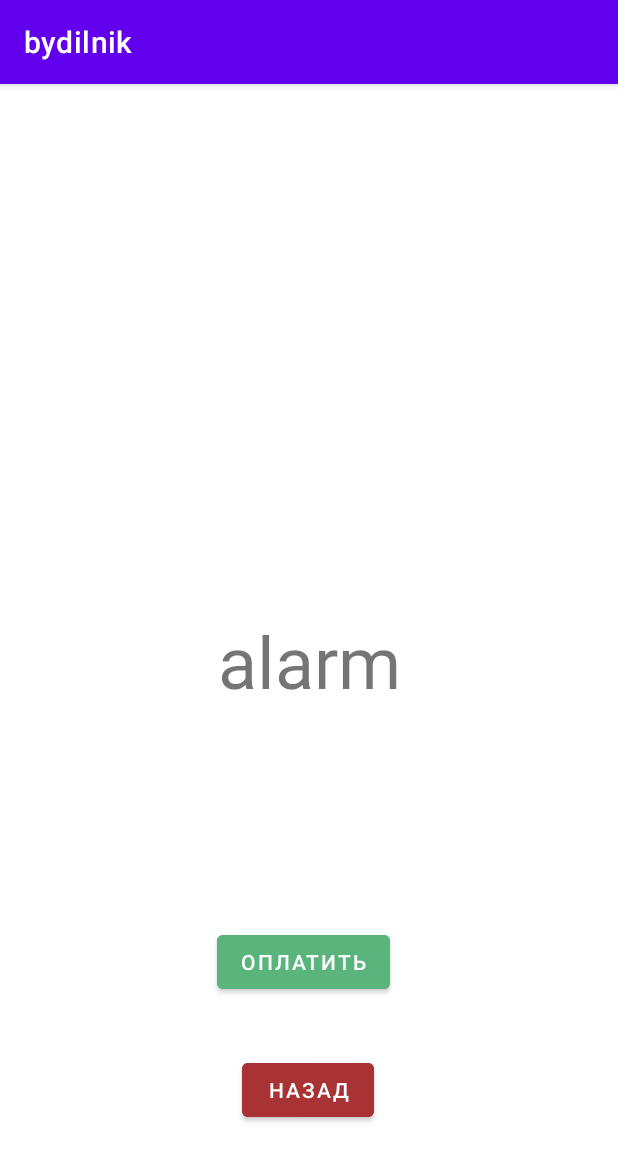
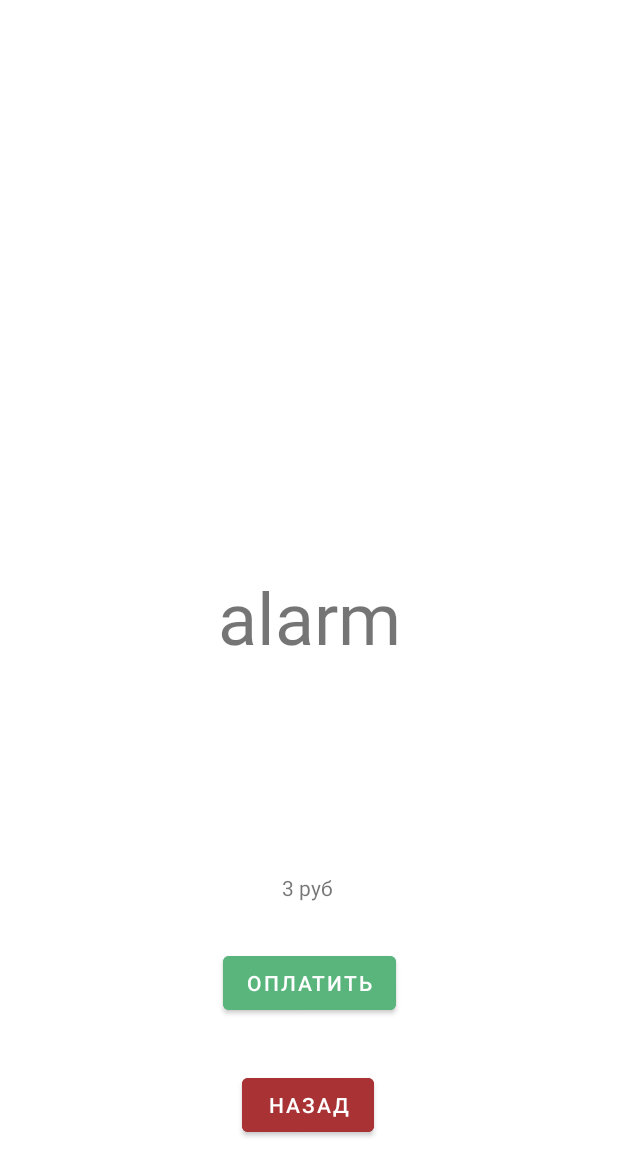
Before and after one commit to go1x1loh/bydilnikBlag, an Android app: the AlarmActivity screen opened directly, with no data from a screen before it, on a phone screen of 412 x 824 dp. Shown: the top 1176 px of the screen. Run offline under Robolectric (Android 15) with nearby library versions, the phone set to English and light mode, and no system bars.

Commit message:
14.1
14.1

```diff
--- a/bydilnik/app/build.gradle
+++ b/bydilnik/app/build.gradle
@@ -35,5 +35,5 @@ dependencies {
     testImplementation 'junit:junit:4.+'
     androidTestImplementation 'androidx.test.ext:junit:1.1.3'
     androidTestImplementation 'androidx.test.espresso:espresso-core:3.4.0'
-    implementation( 'com.craftman.cardform:cardform:0.0.2')
+    implementation 'com.braintreepayments:card-form:3.1.1'
 }
--- a/bydilnik/app/src/main/java/com/example/bydilnik/AlarmActivity.java
+++ b/bydilnik/app/src/main/java/com/example/bydilnik/AlarmActivity.java
@@ -9,20 +9,30 @@ import android.os.Bundle;
 import android.os.PersistableBundle;
 import android.view.View;
 import android.widget.Button;
+import android.widget.TextView;
 import android.widget.Toast;
 
 import androidx.annotation.Nullable;
 import androidx.appcompat.app.AppCompatActivity;
 
+import java.util.Timer;
+import java.util.TimerTask;
+
 public class AlarmActivity extends AppCompatActivity {
     private Ringtone ringtone;
-
-
+    private Button buttonBack;
+    private Button buttonOplt;
+    private TextView textViewCount;
+    private Timer timer;
+    private NewTimerTask newTimerTask;
+    private int count;
 
     @Override
     protected void onCreate(@Nullable Bundle savedInstanceState) {
         super.onCreate(savedInstanceState);
         setContentView(R.layout.activity_alarm);
+
+        count = 0;
         Uri notification = RingtoneManager.getDefaultUri(RingtoneManager.TYPE_ALARM);
         ringtone = RingtoneManager.getRingtone(this, notification);
         if (ringtone == null) {
@@ -30,43 +40,63 @@ public class AlarmActivity extends AppCompatActivity {
             ringtone = RingtoneManager.getRingtone(this, notification);
         }
         if (ringtone != null) {
-            //ringtone.play();
+            ringtone.play();
         }
-        //startService((new Intent(this, MyIntentService.class)).putExtra("hour", 1));
 
-        Button buttonBack = (Button)findViewById(R.id.back_button);
-        Button buttonOplt = (Button)findViewById(R.id.pay_button);
+        buttonBack = (Button)findViewById(R.id.back_button);
+        buttonOplt = (Button)findViewById(R.id.pay_button);
+        textViewCount = findViewById(R.id.text_view_count);
+
         buttonBack.setOnClickListener(
             new View.OnClickListener() {
                 @Override
                 public void onClick(View view) {
                     Intent intent = new Intent(AlarmActivity.this, MainActivity.class);
                     startActivity(intent);
+                    timer.cancel();
                     ringtone.stop();
                 }
             }
         );
+
         buttonOplt.setOnClickListener(
             new View.OnClickListener() {
                 @Override
                 public void onClick(View view) {
-                        Intent intent = new Intent(AlarmActivity.this, OplataActivity.class);
+                    Intent intent = new Intent(getBaseContext(), OplataActivity.class);
                     startActivity(intent);
-
+                    timer.cancel();
+                    ringtone.stop();
                 }
             }
         );
 
-
+        timer = new Timer();
+        newTimerTask = new NewTimerTask();
+        timer.schedule(newTimerTask, 0, 1000);
     }
 
     @Override
     protected void onDestroy() {
         if (ringtone != null && ringtone.isPlaying()) {
-            //ringtone.stop();
-
+            ringtone.stop();
         }
         super.onDestroy();
     }
 
+    class NewTimerTask extends TimerTask {
+
+        @Override
+        public void run() {
+            count++;
+
+            runOnUiThread(new Runnable() {
+
+                @Override
+                public void run() {
+                    textViewCount.setText(count + " руб");
                 }
+            });
+        }
+    }
+}
--- a/bydilnik/app/src/main/res/layout/activity_alarm.xml
+++ b/bydilnik/app/src/main/res/layout/activity_alarm.xml
@@ -15,7 +15,8 @@
         app:layout_constraintBottom_toBottomOf="parent"
         app:layout_constraintLeft_toLeftOf="parent"
         app:layout_constraintRight_toRightOf="parent"
-        app:layout_constraintTop_toTopOf="parent" />
+        app:layout_constraintTop_toTopOf="parent"
+        app:layout_constraintVertical_bias="0.499" />
 
     <Button
         android:id="@+id/pay_button"
@@ -24,11 +25,10 @@
         android:backgroundTint="#59B57C"
         android:text="оплатить"
         app:layout_constraintBottom_toBottomOf="parent"
-        app:layout_constraintHorizontal_bias="0.488"
         app:layout_constraintLeft_toLeftOf="parent"
         app:layout_constraintRight_toRightOf="parent"
         app:layout_constraintTop_toTopOf="parent"
-        app:layout_constraintVertical_bias="0.78" />
+        app:layout_constraintVertical_bias="0.814" />
 
     <Button
         android:id="@+id/back_button"
@@ -41,6 +41,17 @@
         app:layout_constraintLeft_toLeftOf="parent"
         app:layout_constraintRight_toRightOf="parent"
         app:layout_constraintTop_toTopOf="parent"
-        app:layout_constraintVertical_bias="0.898" />
+        app:layout_constraintVertical_bias="0.918" />
+
+    <TextView
+        android:id="@+id/text_view_count"
+        android:layout_width="wrap_content"
+        android:layout_height="wrap_content"
+        app:layout_constraintBottom_toTopOf="@+id/pay_button"
+        app:layout_constraintEnd_toEndOf="parent"
+        app:layout_constraintHorizontal_bias="0.498"
+        app:layout_constraintStart_toStartOf="parent"
+        app:layout_constraintTop_toBottomOf="@+id/alarm_button"
+        app:layout_constraintVertical_bias="0.821" />
 
 </androidx.constraintlayout.widget.ConstraintLayout>
--- a/bydilnik/app/src/main/res/values/themes.xml
+++ b/bydilnik/app/src/main/res/values/themes.xml
@@ -1,6 +1,6 @@
 <resources xmlns:tools="http://schemas.android.com/tools">
     <!-- Base application theme. -->
-    <style name="Theme.Bydilnik" parent="Theme.MaterialComponents.DayNight.DarkActionBar">
+    <style name="Theme.Bydilnik" parent="Theme.MaterialComponents.DayNight.NoActionBar">
         <!-- Primary brand color. -->
         <item name="colorPrimary">@color/purple_500</item>
         <item name="colorPrimaryVariant">@color/purple_700</item>
```
Also changed, not shown: bydilnik/app/src/main/java/com/example/bydilnik/MainActivity.java (+9 -24 lines), bydilnik/app/src/main/java/com/example/bydilnik/OplataActivity.java (+29 -7 lines), bydilnik/app/src/main/res/layout/activity_oplata.xml (+5 -5 lines). Lines whose indentation alone changed are shown as unchanged.
